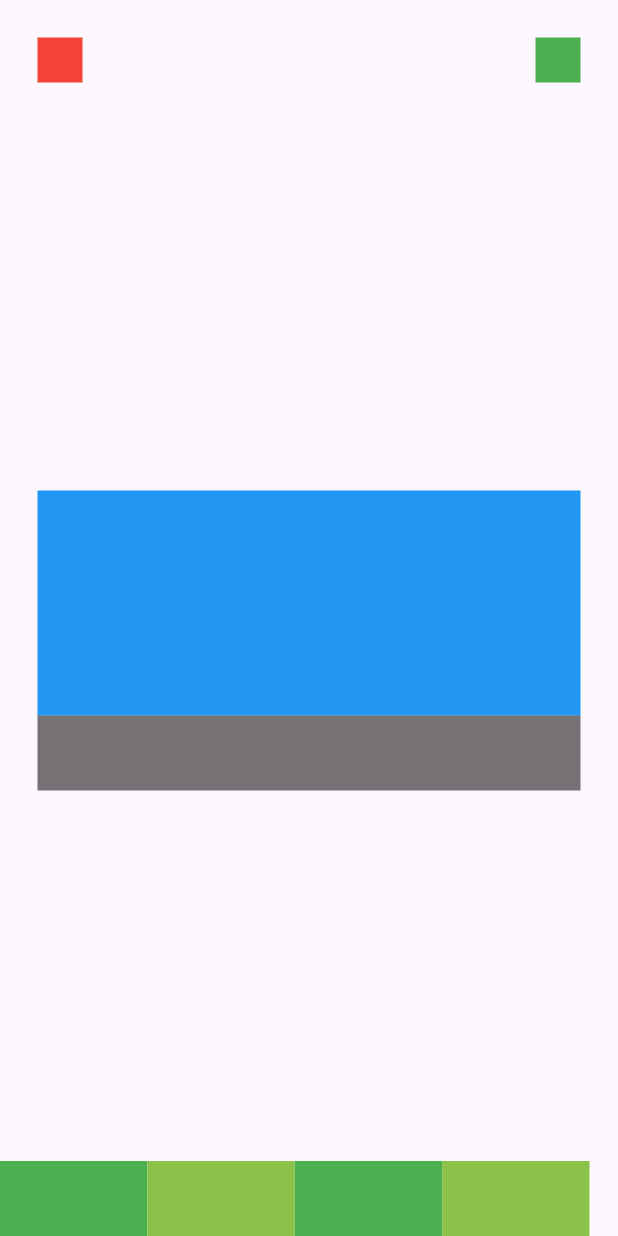
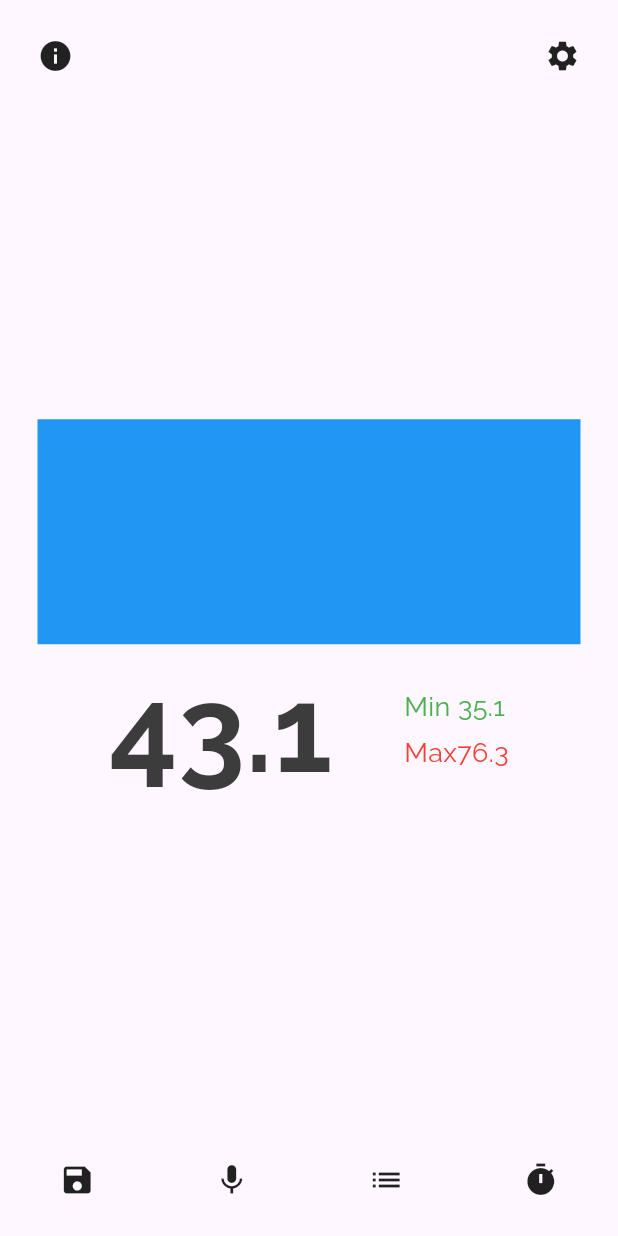
Before and after one commit to Maksim11011/noice_meter, a Flutter app: the screen it shows after launch, on a phone screen of 412 x 824 dp. Run offline on Flutter 3.47's test engine with Material 3 defaults, Android fonts, the phone set to English and light mode, and no system bars.

Commit message:
add assets

```diff
--- a/lib/main.dart
+++ b/lib/main.dart
@@ -2,9 +2,12 @@ import 'package:flutter/material.dart';
 
 void main() {
   runApp(
-    const MaterialApp(
+    MaterialApp(
         debugShowCheckedModeBanner: false,
-        home: Scaffold(
+        theme: ThemeData(
+          fontFamily: 'Raleway',
+        ),
+        home: const Scaffold(
           body: SafeArea(child: NoiceMeter()),
         )),
   );
@@ -19,19 +22,29 @@ class NoiceMeter extends StatelessWidget {
       mainAxisAlignment: MainAxisAlignment.spaceBetween,
       children: [
         Padding(
-          padding: const EdgeInsets.all(25),
+          padding: const EdgeInsets.all(15),
           child: Row(
             mainAxisAlignment: MainAxisAlignment.spaceBetween,
             children: [
-              Container(
-                width: 30,
-                height: 30,
-                color: Colors.red,
+              InkWell(
+                borderRadius: BorderRadius.circular(50),
+                onTap: () {},
+                child: const Padding(
+                  padding: EdgeInsets.all(10.0),
+                  child: Icon(
+                    Icons.info,
+                  ),
+                ),
               ),
-              Container(
-                width: 30,
-                height: 30,
-                color: Colors.green,
+              InkWell(
+                borderRadius: BorderRadius.circular(50),
+                onTap: () {},
+                child: const Padding(
+                  padding: EdgeInsets.all(10.0),
+                  child: Icon(
+                    Icons.settings,
+                  ),
+                ),
               ),
             ],
           ),
@@ -43,39 +56,99 @@ class NoiceMeter extends StatelessWidget {
           child: Column(
             children: [
               Container(
-                width: 400,
+                width: MediaQuery.of(context).size.width,
                 height: 150,
                 color: Colors.blue,
               ),
-              Container(
-                width: 400,
-                height: 50,
-                color: Colors.black54,
+              const Row(
+                mainAxisAlignment: MainAxisAlignment.spaceEvenly,
+                children: [
+                  Text(
+                    '43.1',
+                    style: TextStyle(
+                      fontWeight: FontWeight.bold,
+                      fontSize: 80,
+                      color: Color.fromARGB(255, 60, 60, 60),
+                    ),
+                  ),
+                  Column(
+                    crossAxisAlignment: CrossAxisAlignment.start,
+                    children: [
+                      Text(
+                        'Min 35.1',
+                        style: TextStyle(
+                          fontSize: 18,
+                          color: Colors.green,
+                        ),
+                      ),
+                      SizedBox(height: 5),
+                      Text(
+                        'Max76.3',
+                        style: TextStyle(
+                          fontSize: 18,
+                          color: Colors.red,
+                        ),
+                      ),
+                    ],
+                  )
+                ],
               ),
             ],
           ),
         ),
         Row(
           children: [
-            Container(
-              width: 393 / 4,
-              height: 50,
-              color: Colors.green,
+            InkWell(
+              borderRadius: const BorderRadius.vertical(
+                top: Radius.circular(18),
+              ),
+              onTap: () {},
+              child: SizedBox(
+                width: MediaQuery.of(context).size.width / 4,
+                height: 75,
+                child: const Icon(
+                  Icons.save,
+                ),
+              ),
             ),
-            Container(
-              width: 393 / 4,
-              height: 50,
-              color: Colors.lightGreen,
+            InkWell(
+              borderRadius: const BorderRadius.vertical(
+                top: Radius.circular(18),
+              ),
+              onTap: () {},
+              child: SizedBox(
+                width: MediaQuery.of(context).size.width / 4,
+                height: 75,
+                child: const Icon(
+                  Icons.mic,
+                ),
+              ),
             ),
-            Container(
-              width: 393 / 4,
-              height: 50,
-              color: Colors.green,
+            InkWell(
+              borderRadius: const BorderRadius.vertical(
+                top: Radius.circular(18),
+              ),
+              onTap: () {},
+              child: SizedBox(
+                width: MediaQuery.of(context).size.width / 4,
+                height: 75,
+                child: const Icon(
+                  Icons.list,
+                ),
+              ),
             ),
-            Container(
-              width: 393 / 4,
-              height: 50,
-              color: Colors.lightGreen,
+            InkWell(
+              borderRadius: const BorderRadius.vertical(
+                top: Radius.circular(18),
+              ),
+              onTap: () {},
+              child: SizedBox(
+                width: MediaQuery.of(context).size.width / 4,
+                height: 75,
+                child: const Icon(
+                  Icons.timer,
+                ),
+              ),
             ),
           ],
         )
```
Also changed, not shown: pubspec.yaml (+13 -7 lines).
